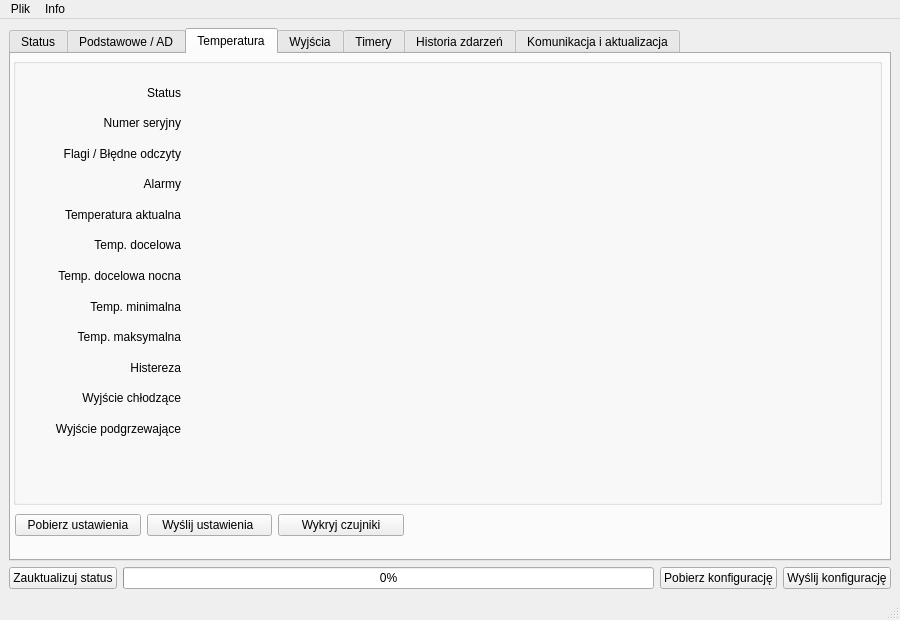
This is src/mainWindow.ui in musashimm/aquamatcontrol as Qt 5 draws it before an edit. The edited form follows.
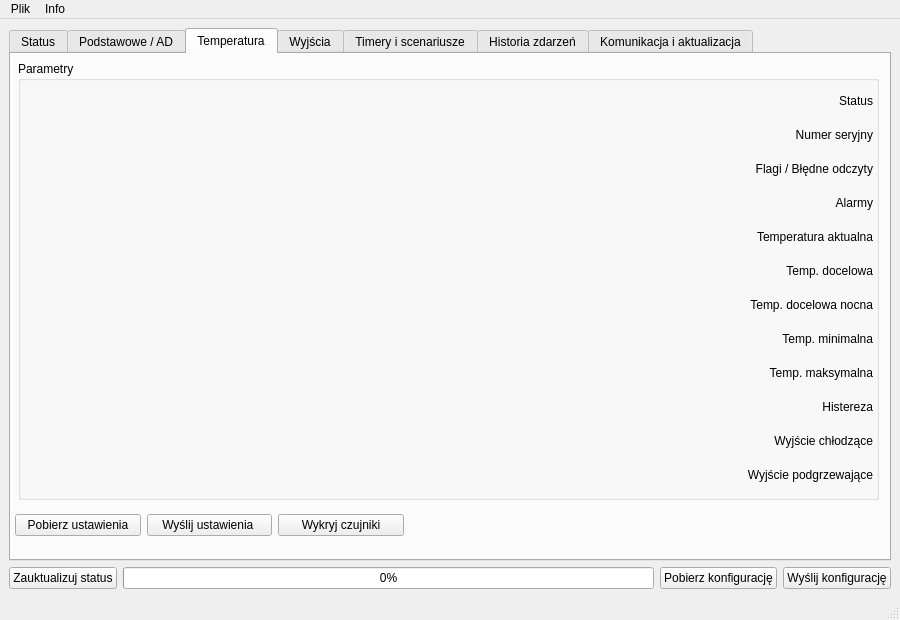
This is the edited form. The open tabs and pages were chosen to show the change. Icons and pictures are not drawn.

```diff
--- a/src/mainWindow.ui
+++ b/src/mainWindow.ui
@@ -490,39 +490,39 @@
          <widget class="QWidget" name="horizontalLayoutWidget_6">
           <property name="geometry">
            <rect>
-            <x>2</x>
+            <x>4</x>
             <y>4</y>
-            <width>869</width>
-            <height>447</height>
+            <width>867</width>
+            <height>445</height>
            </rect>
           </property>
           <layout class="QHBoxLayout" name="tempSettingsLayout">
+           <property name="spacing">
+            <number>3</number>
+           </property>
            <item>
-            <widget class="QGroupBox" name="groupBox_7">
-             <property name="sizePolicy">
-              <sizepolicy hsizetype="Preferred" vsizetype="Preferred">
-               <horstretch>0</horstretch>
-               <verstretch>0</verstretch>
-              </sizepolicy>
-             </property>
+            <widget class="QWidget" name="widget_2" native="true">
+             <layout class="QVBoxLayout" name="verticalLayout_10">
+              <property name="spacing">
+               <number>3</number>
+              </property>
+              <property name="margin">
+               <number>3</number>
+              </property>
+              <item>
+               <widget class="QGroupBox" name="groupBox_9">
              <property name="title">
-              <string/>
+                 <string>Parametry</string>
              </property>
              <property name="flat">
-              <bool>true</bool>
-             </property>
-             <widget class="QWidget" name="verticalLayoutWidget_4">
-              <property name="geometry">
-               <rect>
-                <x>4</x>
-                <y>22</y>
-                <width>164</width>
-                <height>361</height>
-               </rect>
-              </property>
-              <layout class="QVBoxLayout" name="verticalLayout_3">
-               <property name="sizeConstraint">
-                <enum>QLayout::SetDefaultConstraint</enum>
+                 <bool>false</bool>
+                </property>
+                <layout class="QVBoxLayout" name="verticalLayout_11">
+                 <property name="spacing">
+                  <number>3</number>
+                 </property>
+                 <property name="margin">
+                  <number>3</number>
                </property>
                <item>
                 <widget class="QLabel" name="label_20">
@@ -532,10 +532,16 @@
                    <verstretch>0</verstretch>
                   </sizepolicy>
                  </property>
+                   <property name="minimumSize">
+                    <size>
+                     <width>0</width>
+                     <height>28</height>
+                    </size>
+                   </property>
                  <property name="maximumSize">
                   <size>
                    <width>16777215</width>
-                   <height>30</height>
+                     <height>28</height>
                   </size>
                  </property>
                  <property name="text">
@@ -554,10 +560,16 @@
                    <verstretch>0</verstretch>
                   </sizepolicy>
                  </property>
+                   <property name="minimumSize">
+                    <size>
+                     <width>0</width>
+                     <height>28</height>
+                    </size>
+                   </property>
                  <property name="maximumSize">
                   <size>
                    <width>16777215</width>
-                   <height>30</height>
+                     <height>28</height>
                   </size>
                  </property>
                  <property name="text">
@@ -576,10 +588,16 @@
                    <verstretch>0</verstretch>
                   </sizepolicy>
                  </property>
+                   <property name="minimumSize">
+                    <size>
+                     <width>0</width>
+                     <height>28</height>
+                    </size>
+                   </property>
                  <property name="maximumSize">
                   <size>
                    <width>16777215</width>
-                   <height>30</height>
+                     <height>28</height>
                   </size>
                  </property>
                  <property name="text">
@@ -598,10 +616,16 @@
                    <verstretch>0</verstretch>
                   </sizepolicy>
                  </property>
+                   <property name="minimumSize">
+                    <size>
+                     <width>0</width>
+                     <height>28</height>
+                    </size>
+                   </property>
                  <property name="maximumSize">
                   <size>
                    <width>16777215</width>
-                   <height>30</height>
+                     <height>28</height>
                   </size>
                  </property>
                  <property name="text">
@@ -620,10 +644,16 @@
                    <verstretch>0</verstretch>
                   </sizepolicy>
                  </property>
+                   <property name="minimumSize">
+                    <size>
+                     <width>0</width>
+                     <height>28</height>
+                    </size>
+                   </property>
                  <property name="maximumSize">
                   <size>
                    <width>16777215</width>
-                   <height>30</height>
+                     <height>28</height>
                   </size>
                  </property>
                  <property name="text">
@@ -642,10 +672,16 @@
                    <verstretch>0</verstretch>
                   </sizepolicy>
                  </property>
+                   <property name="minimumSize">
+                    <size>
+                     <width>0</width>
+                     <height>28</height>
+                    </size>
+                   </property>
                  <property name="maximumSize">
                   <size>
                    <width>16777215</width>
-                   <height>30</height>
+                     <height>28</height>
                   </size>
                  </property>
                  <property name="text">
@@ -664,12 +700,21 @@
                    <verstretch>0</verstretch>
                   </sizepolicy>
                  </property>
+                   <property name="minimumSize">
+                    <size>
+                     <width>0</width>
+                     <height>28</height>
+                    </size>
+                   </property>
                  <property name="maximumSize">
                   <size>
                    <width>16777215</width>
-                   <height>30</height>
-                  </size>
-                 </property>
+                     <height>28</height>
+                    </size>
+                   </property>
+                   <property name="lineWidth">
+                    <number>1</number>
+                   </property>
                  <property name="text">
                   <string>Temp. docelowa nocna</string>
                  </property>
@@ -686,10 +731,16 @@
                    <verstretch>0</verstretch>
                   </sizepolicy>
                  </property>
+                   <property name="minimumSize">
+                    <size>
+                     <width>0</width>
+                     <height>28</height>
+                    </size>
+                   </property>
                  <property name="maximumSize">
                   <size>
                    <width>16777215</width>
-                   <height>30</height>
+                     <height>28</height>
                   </size>
                  </property>
                  <property name="text">
@@ -708,10 +759,16 @@
                    <verstretch>0</verstretch>
                   </sizepolicy>
                  </property>
+                   <property name="minimumSize">
+                    <size>
+                     <width>0</width>
+                     <height>28</height>
+                    </size>
+                   </property>
                  <property name="maximumSize">
                   <size>
                    <width>16777215</width>
-                   <height>30</height>
+                     <height>28</height>
                   </size>
                  </property>
                  <property name="text">
@@ -730,10 +787,16 @@
                    <verstretch>0</verstretch>
                   </sizepolicy>
                  </property>
+                   <property name="minimumSize">
+                    <size>
+                     <width>0</width>
+                     <height>28</height>
+                    </size>
+                   </property>
                  <property name="maximumSize">
                   <size>
                    <width>16777215</width>
-                   <height>30</height>
+                     <height>28</height>
                   </size>
                  </property>
                  <property name="text">
@@ -752,10 +815,16 @@
                    <verstretch>0</verstretch>
                   </sizepolicy>
                  </property>
+                   <property name="minimumSize">
+                    <size>
+                     <width>0</width>
+                     <height>28</height>
+                    </size>
+                   </property>
                  <property name="maximumSize">
                   <size>
                    <width>16777215</width>
-                   <height>30</height>
+                     <height>28</height>
                   </size>
                  </property>
                  <property name="text">
@@ -774,10 +843,16 @@
                    <verstretch>0</verstretch>
                   </sizepolicy>
                  </property>
+                   <property name="minimumSize">
+                    <size>
+                     <width>0</width>
+                     <height>28</height>
+                    </size>
+                   </property>
                  <property name="maximumSize">
                   <size>
                    <width>16777215</width>
-                   <height>30</height>
+                     <height>28</height>
                   </size>
                  </property>
                  <property name="text">
@@ -790,6 +865,8 @@
                </item>
               </layout>
              </widget>
+              </item>
+             </layout>
             </widget>
            </item>
           </layout>
@@ -998,7 +1075,7 @@
         </widget>
         <widget class="QWidget" name="tab_3">
          <attribute name="title">
-          <string>Timery</string>
+          <string>Timery i scenariusze</string>
          </attribute>
          <widget class="QWidget" name="gridLayoutWidget_5">
           <property name="geometry">
```
Left out of the diff: 33 changed lines with no effect on the pictures. Lines whose indentation alone changed are shown as unchanged.
